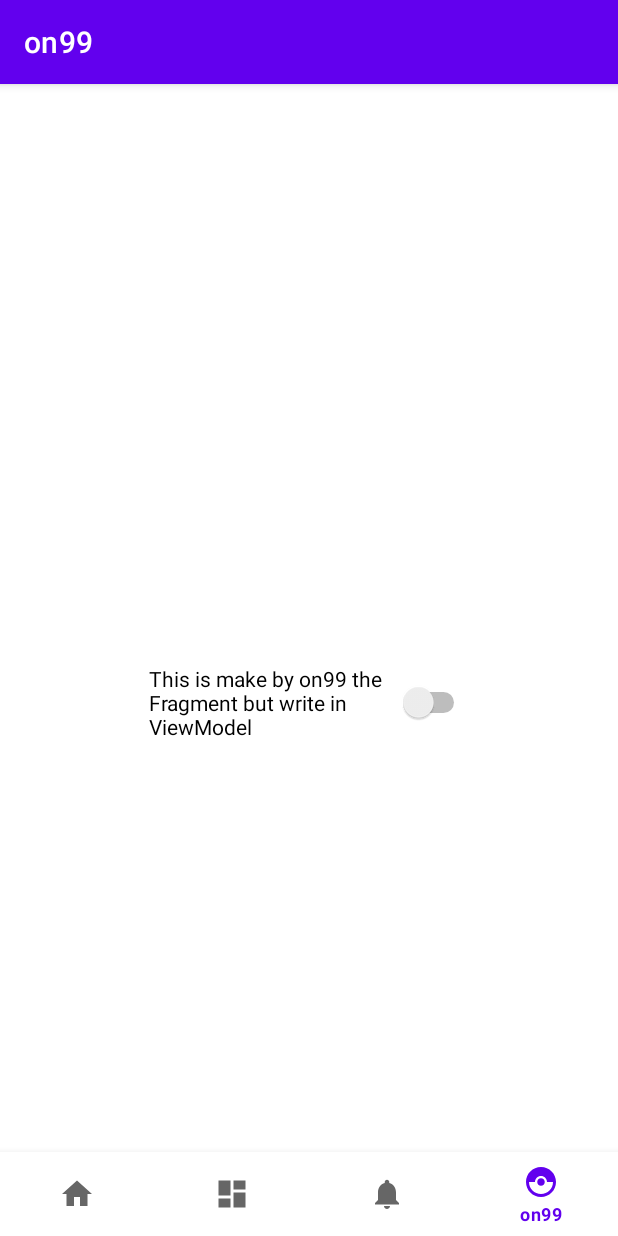
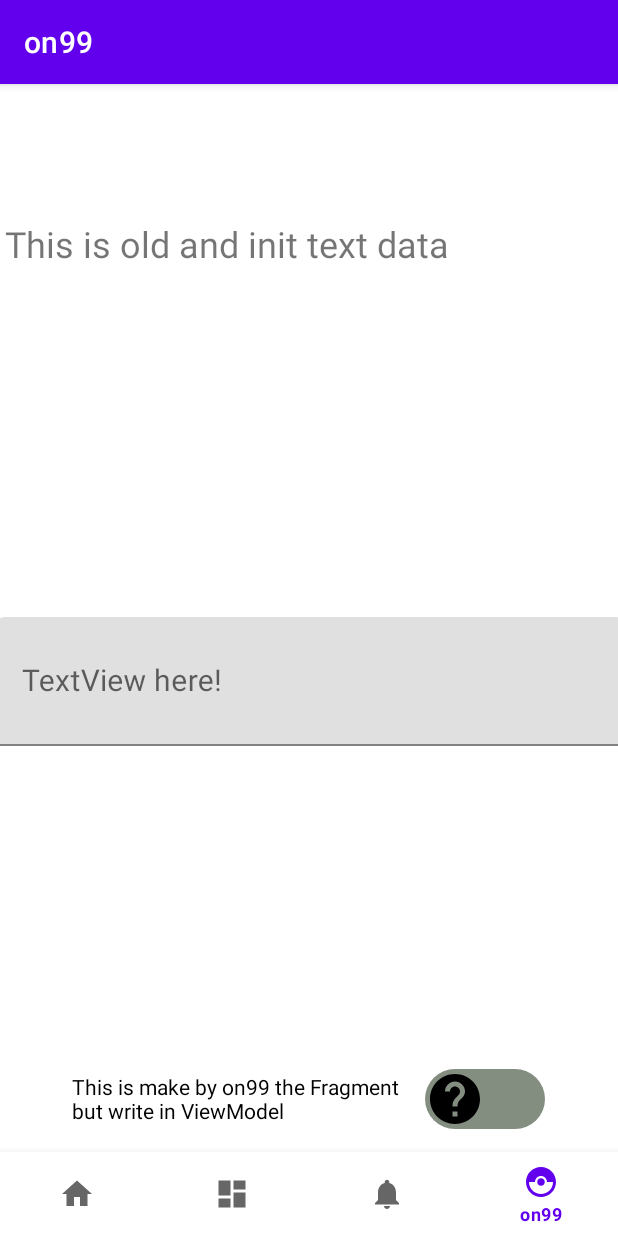
Before and after one commit to on99-mielma/ValuelessAndroidRepo, an Android app: the MielmaFragment screen opened through its navigation route, on a phone screen of 412 x 824 dp. Run offline under Robolectric (Android 15) with nearby library versions, the phone set to English and light mode, and no system bars; our stand-ins replace navigation-ui.

Commit message:
make socket into 6th

```diff
--- a/mum6thapp/src/main/AndroidManifest.xml
+++ b/mum6thapp/src/main/AndroidManifest.xml
@@ -23,5 +23,11 @@
                 android:value="" />
         </activity>
     </application>
+    <uses-permission android:name="android.permission.INTERNET"/>
+    <uses-permission android:name="android.permission.ACCESS_WIFI_STATE"/>
+    <uses-permission android:name="android.permission.CHANGE_WIFI_STATE"/>
+    <uses-permission android:name="android.permission.ACCESS_NETWORK_STATE"/>
+    <uses-permission android:name="android.permission.CHANGE_NETWORK_STATE"/>
+    <uses-feature android:name="android.hardware.wifi"/>
 
 </manifest>
--- a/mum6thapp/src/main/java/com/on99/mum6thapp/MainActivity.kt
+++ b/mum6thapp/src/main/java/com/on99/mum6thapp/MainActivity.kt
@@ -1,8 +1,12 @@
 package com.on99.mum6thapp
 
+import android.Manifest
+import android.content.pm.PackageManager
 import android.os.Bundle
 import com.google.android.material.bottomnavigation.BottomNavigationView
 import androidx.appcompat.app.AppCompatActivity
+import androidx.core.app.ActivityCompat
+import androidx.core.content.ContextCompat
 import androidx.navigation.findNavController
 import androidx.navigation.ui.AppBarConfiguration
 import androidx.navigation.ui.setupActionBarWithNavController
@@ -15,6 +19,12 @@ class MainActivity : AppCompatActivity() {
 
     override fun onCreate(savedInstanceState: Bundle?) {
         super.onCreate(savedInstanceState)
+
+        if (!allPermissionsGranted()){
+            ActivityCompat.requestPermissions(
+                this, REQUIRED_PERMISSIONS, REQUEST_CODE_PERMISSIONS
+            )
+        }
 
         binding = ActivityMainBinding.inflate(layoutInflater)
         setContentView(binding.root)
@@ -32,4 +42,11 @@ class MainActivity : AppCompatActivity() {
         setupActionBarWithNavController(navController, appBarConfiguration)
         navView.setupWithNavController(navController)
     }
+    private fun allPermissionsGranted() = REQUIRED_PERMISSIONS.all {
+        ContextCompat.checkSelfPermission(baseContext, it) == PackageManager.PERMISSION_GRANTED
+    }
+    companion object {
+        private val REQUIRED_PERMISSIONS = arrayOf(Manifest.permission.INTERNET)
+        private const val REQUEST_CODE_PERMISSIONS = 15
+    }
 }
--- a/mum6thapp/src/main/java/com/on99/mum6thapp/ui/mielma/MielmaFragment.kt
+++ b/mum6thapp/src/main/java/com/on99/mum6thapp/ui/mielma/MielmaFragment.kt
@@ -10,7 +10,9 @@ import android.widget.TextView
 import androidx.fragment.app.Fragment
 import androidx.lifecycle.ViewModelProvider
 import androidx.lifecycle.get
+import androidx.lifecycle.lifecycleScope
 import com.on99.mum6thapp.databinding.FragmentOn99Binding
+import kotlinx.coroutines.launch
 
 class MielmaFragment : Fragment(){
 
@@ -30,10 +32,23 @@ class MielmaFragment : Fragment(){
 
         val root: View = binding.root
 
+        val inputTextView: TextView = binding.input0
+
         val theSwitch: Switch = binding.on99switch
         theSwitch.setOnCheckedChangeListener { _, isChecked ->
             if (isChecked){
                 Log.e(tag,"open now!")
+                if (inputTextView.text.isNullOrEmpty()){
+                    Log.e(tag,"isNullOrEmpty")
+                }
+                else if (inputTextView.text.length == 0){
+                    Log.e(tag, "length is zero!")
+                }
+                else{
+                    lifecycleScope.launch {
+                        mielmaViewmodel.fetchSocket(inputTextView.text.toString())
+                    }
+                }
             }
             else{
                 Log.e(tag,"close now!")
@@ -42,8 +57,13 @@ class MielmaFragment : Fragment(){
         mielmaViewmodel.text.observe(viewLifecycleOwner){
             theSwitch.text = it
         }
+        val outputTextView:TextView = binding.showOutput0
+        mielmaViewmodel.socketData.observe(viewLifecycleOwner){
+            outputTextView.text = it
+        }
         return root
     }
+
 
     override fun onDestroyView() {
         super.onDestroyView()
--- /dev/null
+++ b/mum6thapp/src/main/res/drawable/false_track.xml
@@ -0,0 +1,13 @@
+<?xml version="1.0" encoding="utf-8"?>
+<shape xmlns:tools="http://schemas.android.com/tools"
+    xmlns:android="http://schemas.android.com/apk/res/android"
+    android:shape="rectangle"
+    tools:ignore="MissingDefaultResource">
+
+    <size android:height="20dp"/>
+    <corners android:radius="25dp"/>
+    <gradient
+        android:endColor="#838d80"
+        android:startColor="#838d80"/>
+
+</shape>
--- /dev/null
+++ b/mum6thapp/src/main/res/drawable/ic_baseline_help_40_thumb_false.xml
@@ -0,0 +1,5 @@
+<vector android:autoMirrored="true" android:height="40dp"
+    android:tint="#000000" android:viewportHeight="24"
+    android:viewportWidth="24" android:width="40dp" xmlns:android="http://schemas.android.com/apk/res/android">
+    <path android:fillColor="@android:color/white" android:pathData="M12,2C6.48,2 2,6.48 2,12s4.48,10 10,10 10,-4.48 10,-10S17.52,2 12,2zM13,19h-2v-2h2v2zM15.07,11.25l-0.9,0.92C13.45,12.9 13,13.5 13,15h-2v-0.5c0,-1.1 0.45,-2.1 1.17,-2.83l1.24,-1.26c0.37,-0.36 0.59,-0.86 0.59,-1.41 0,-1.1 -0.9,-2 -2,-2s-2,0.9 -2,2L8,9c0,-2.21 1.79,-4 4,-4s4,1.79 4,4c0,0.88 -0.36,1.68 -0.93,2.25z"/>
+</vector>
--- /dev/null
+++ b/mum6thapp/src/main/res/drawable/ic_baseline_waving_hand_40_thumb.xml
@@ -0,0 +1,5 @@
+<vector android:autoMirrored="true" android:height="40dp"
+    android:tint="#FD0C0C" android:viewportHeight="24"
+    android:viewportWidth="24" android:width="40dp" xmlns:android="http://schemas.android.com/apk/res/android">
+    <path android:fillColor="@android:color/white" android:pathData="M23,17c0,3.31 -2.69,6 -6,6v-1.5c2.48,0 4.5,-2.02 4.5,-4.5H23zM1,7c0,-3.31 2.69,-6 6,-6v1.5C4.52,2.5 2.5,4.52 2.5,7H1zM8.01,4.32l-4.6,4.6c-3.22,3.22 -3.22,8.45 0,11.67s8.45,3.22 11.67,0l7.07,-7.07c0.49,-0.49 0.49,-1.28 0,-1.77c-0.49,-0.49 -1.28,-0.49 -1.77,0l-4.42,4.42l-0.71,-0.71l6.54,-6.54c0.49,-0.49 0.49,-1.28 0,-1.77s-1.28,-0.49 -1.77,0l-5.83,5.83l-0.71,-0.71l6.89,-6.89c0.49,-0.49 0.49,-1.28 0,-1.77s-1.28,-0.49 -1.77,0l-6.89,6.89L11.02,9.8l5.48,-5.48c0.49,-0.49 0.49,-1.28 0,-1.77s-1.28,-0.49 -1.77,0l-7.62,7.62c1.22,1.57 1.11,3.84 -0.33,5.28l-0.71,-0.71c1.17,-1.17 1.17,-3.07 0,-4.24l-0.35,-0.35l4.07,-4.07c0.49,-0.49 0.49,-1.28 0,-1.77C9.29,3.83 8.5,3.83 8.01,4.32z"/>
+</vector>
--- /dev/null
+++ b/mum6thapp/src/main/res/drawable/thumb_sw.xml
@@ -0,0 +1,7 @@
+<?xml version="1.0" encoding="utf-8"?>
+<selector xmlns:android="http://schemas.android.com/apk/res/android">
+
+    <item android:state_checked="true" android:drawable="@drawable/ic_baseline_waving_hand_40_thumb"/>
+    <item android:drawable="@drawable/ic_baseline_help_40_thumb_false"/>
+
+</selector>
--- /dev/null
+++ b/mum6thapp/src/main/res/drawable/track_sw.xml
@@ -0,0 +1,5 @@
+<?xml version="1.0" encoding="utf-8"?>
+<selector xmlns:android="http://schemas.android.com/apk/res/android">
+    <item android:state_checked="true" android:drawable="@drawable/true_track"/>
+    <item android:drawable="@drawable/false_track"/>
+</selector>
--- /dev/null
+++ b/mum6thapp/src/main/res/drawable/true_track.xml
@@ -0,0 +1,13 @@
+<?xml version="1.0" encoding="utf-8"?>
+<shape xmlns:tools="http://schemas.android.com/tools"
+    xmlns:android="http://schemas.android.com/apk/res/android"
+    android:shape="rectangle"
+    tools:ignore="MissingDefaultResource">
+
+    <size android:height="20dp"/>
+    <corners android:radius="25dp"/>
+    <gradient
+        android:endColor="#5060c2"
+        android:startColor="#5060c2"/>
+
+</shape>
--- a/mum6thapp/src/main/res/layout/fragment_on99.xml
+++ b/mum6thapp/src/main/res/layout/fragment_on99.xml
@@ -10,11 +10,45 @@
 
     <Switch
         android:id="@+id/on99switch"
-        android:layout_width="214dp"
-        android:layout_height="190dp"
-        android:text="Switch"
+        android:layout_width="315dp"
+        android:layout_height="113dp"
+        android:text="@string/SwitchInit"
+        android:thumb="@drawable/thumb_sw"
+        android:track="@drawable/track_sw"
+        app:layout_constraintBottom_toBottomOf="parent"
+        app:layout_constraintEnd_toEndOf="parent"
+        app:layout_constraintHorizontal_bias="0.497"
+        app:layout_constraintStart_toStartOf="parent"
+        app:layout_constraintTop_toTopOf="parent"
+        app:layout_constraintVertical_bias="0.942"
+        tools:ignore="UseSwitchCompatOrMaterialXml" />
+
+    <TextView
+        android:id="@+id/showOutput0"
+        android:layout_width="405dp"
+        android:layout_height="108dp"
+        android:text="@string/TextViewInit"
+        android:textSize="24sp"
         app:layout_constraintBottom_toBottomOf="parent"
         app:layout_constraintEnd_toEndOf="parent"
         app:layout_constraintStart_toStartOf="parent"
-        app:layout_constraintTop_toTopOf="parent" />
+        app:layout_constraintTop_toTopOf="parent"
+        app:layout_constraintVertical_bias="0.056" />
+
+    <com.google.android.material.textfield.TextInputLayout
+        android:layout_width="416dp"
+        android:layout_height="113dp"
+        app:layout_constraintBottom_toBottomOf="parent"
+        app:layout_constraintEnd_toEndOf="parent"
+        app:layout_constraintStart_toStartOf="parent"
+        app:layout_constraintTop_toTopOf="parent">
+
+        <com.google.android.material.textfield.TextInputEditText
+            android:id="@+id/input0"
+            android:layout_width="match_parent"
+            android:layout_height="86dp"
+            android:hint="@string/TextViewInit"
+            android:textSize="20sp" />
+    </com.google.android.material.textfield.TextInputLayout>
+
 </androidx.constraintlayout.widget.ConstraintLayout>
--- a/mum6thapp/src/main/res/values/strings.xml
+++ b/mum6thapp/src/main/res/values/strings.xml
@@ -4,4 +4,6 @@
     <string name="title_dashboard">Dashboard</string>
     <string name="title_notifications">Notifications</string>
     <string name="title_on99">on99</string>
+    <string name="SwitchInit">Switch here!</string>
+    <string name="TextViewInit">TextView here!</string>
 </resources>
```
Also changed, not shown: mum6thapp/src/main/java/com/on99/mum6thapp/ui/mielma/MielmaViewModel.kt (+72 -0 lines).
